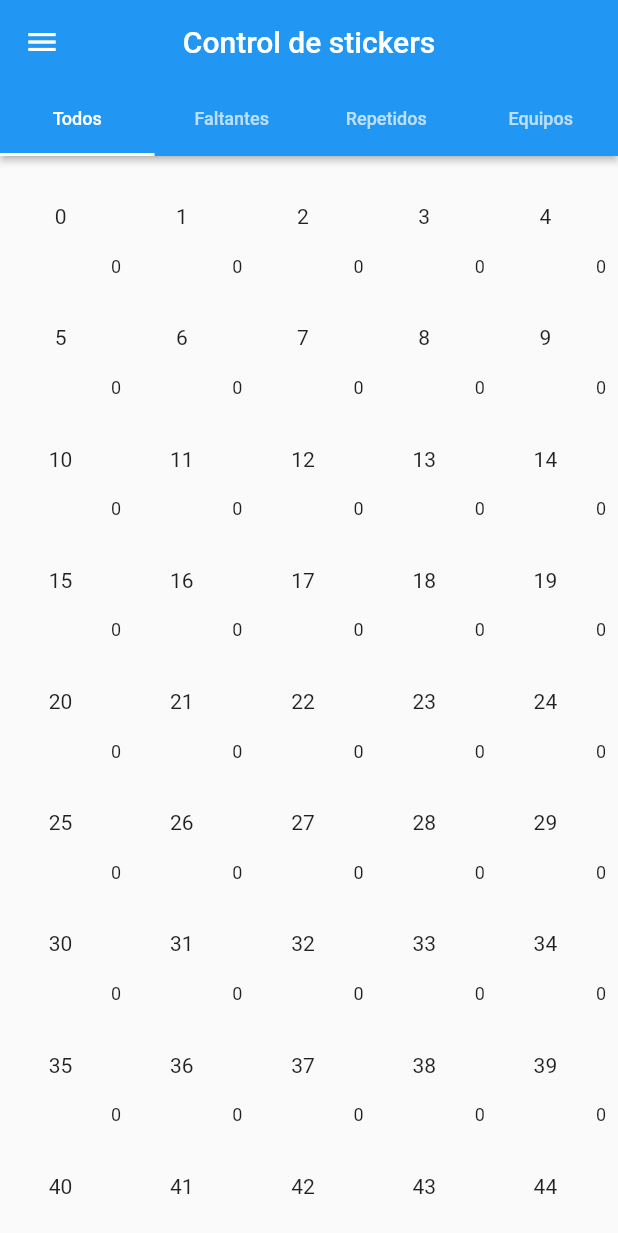
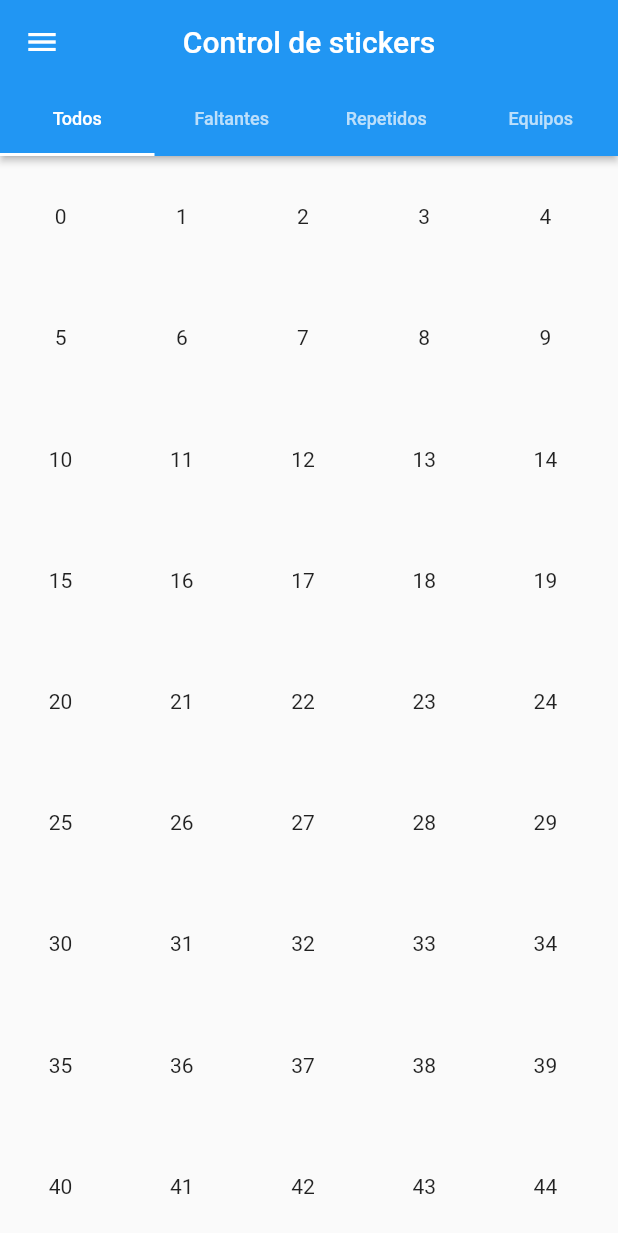
Before and after one commit to david98pp/album_control, a Flutter app: the screen it shows after launch, on a phone screen of 412 x 824 dp. Shown: the top 1233 px of the screen. Run offline on Flutter 3.47's test engine with Material 2 defaults, Android fonts, the phone set to English and light mode, and no system bars.

Commit message:
control repeat index

```diff
--- a/lib/main.dart
+++ b/lib/main.dart
@@ -84,10 +84,11 @@ class _MyHomePageState extends State<MyHomePage> {
                 itemBuilder: (context, index) => Stack(
                   children: [
                     Align(alignment: Alignment.center, child: Text(listSticker[index].number.toString())),
-                    Align(
-                      alignment: Alignment.bottomRight,
-                      child: Text(listSticker[index].repeated.toString(), style: const TextStyle(fontSize: 12.0)),
-                    )
+                    if (listSticker[index].repeated > 0)
+                      Align(
+                        alignment: Alignment.bottomRight,
+                        child: Text(listSticker[index].repeated.toString(), style: const TextStyle(fontSize: 12.0)),
+                      )
                   ],
                 ),
                 gridDelegate: const SliverGridDelegateWithFixedCrossAxisCount(crossAxisCount: 5),
```
